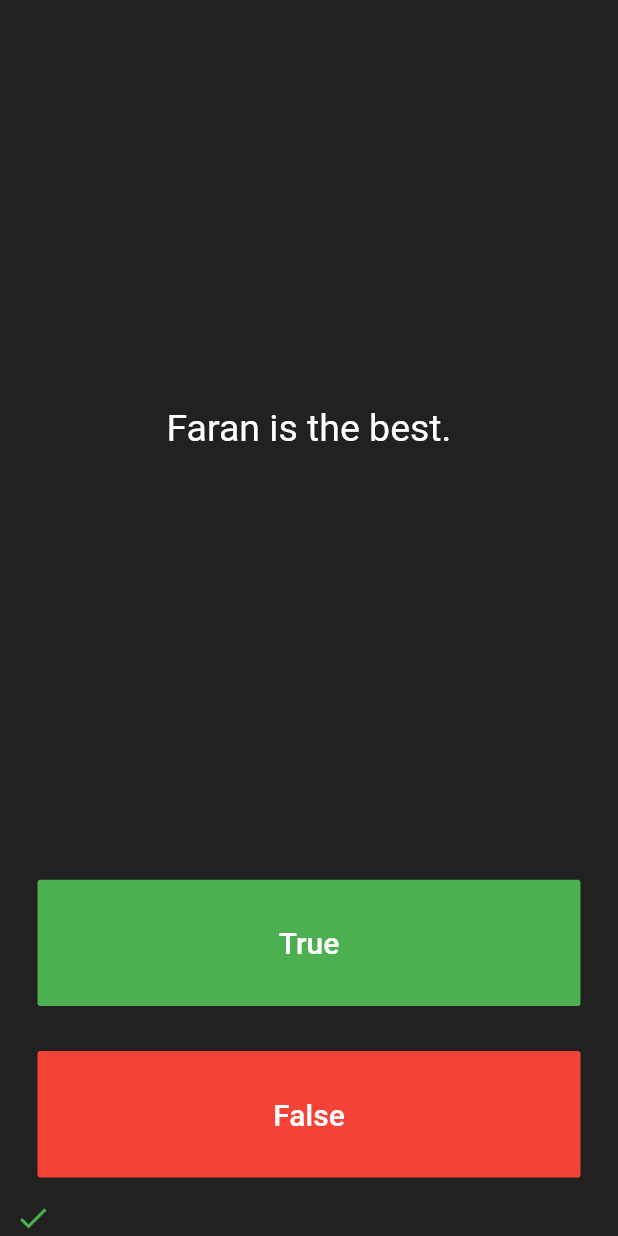
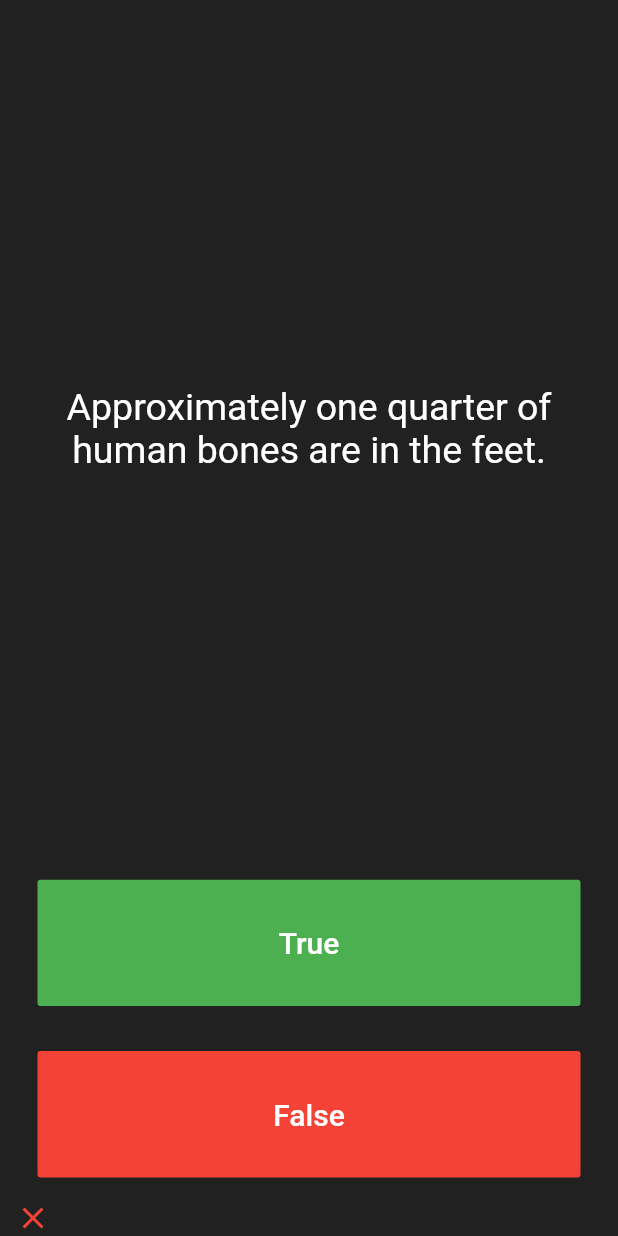
Before and after one commit to Faranheit15/quizzler, a Flutter app: the screen it shows after launch, after a tap on "True", on a phone screen of 412 x 824 dp. Run offline on Flutter 3.47's test engine with Material 2 defaults, Android fonts, the phone set to English and light mode, and no system bars; our stand-ins replace rflutter_alert.

Commit message:
Project completed

```diff
--- /dev/null
+++ b/lib/brain_quiz.dart
@@ -0,0 +1,42 @@
+import 'question.dart';
+class QuizBrain {
+  int _questionNumber=0;
+  List<Question> _questionBank=[
+    Question(q: 'You can lead a cow down stairs but not up stairs.',a:  false),
+    Question(q: 'Approximately one quarter of human bones are in the feet.',a:  true),
+    Question(q: 'A slug\'s blood is green.',a:  true),
+    Question(q: 'Buzz Aldrin\'s mother\'s maiden name was \"Moon\".', a:true),
+    Question(q: 'It is illegal to pee in the Ocean in Portugal.', a:true),
+    Question(q: 'No piece of square dry paper can be folded in half more than 7 times.', a:false),
+    Question(q: 'In London, UK, if you happen to die in the House of Parliament, you are technically entitled to a state funeral, because the building is considered too sacred a place.', a:true),
+    Question(q: 'The loudest sound produced by any animal is 188 decibels. That animal is the African Elephant.',a:  false),
+    Question(q: 'The total surface area of two human lungs is approximately 70 square metres.',a:  true),
+    Question(q: 'Google was originally called \"Backrub\".',a:  true),
+    Question(q: 'Chocolate affects a dog\'s heart and nervous system; a few ounces are enough to kill a small dog.',a:  true),
+    Question(q: 'In West Virginia, USA, if you accidentally hit an animal with your car, you are free to take it home to eat.',a:  true),
+  ];
+  void nextQuestion() {
+    if(_questionNumber<_questionBank.length-1)
+      _questionNumber++;
+  }
+
+  String getQuestionText() {
+    return _questionBank[_questionNumber].questionText;
+  }
+  bool getCorrectAnswer() {
+    return _questionBank[_questionNumber].questionAnswer;
+  }
+  bool isFinished() {
+    if (_questionNumber >= _questionBank.length - 1) {
+      print('Now returning true');
+      return true;
+
+    } else {
+      return false;
+    }
+  }
+
+  void reset() {
+    _questionNumber = 0;
+  }
+}
--- a/lib/main.dart
+++ b/lib/main.dart
@@ -1,4 +1,8 @@
 import 'package:flutter/material.dart';
+import 'brain_quiz.dart';
+import 'package:rflutter_alert/rflutter_alert.dart';
+
+QuizBrain quizBrain=QuizBrain();
 
 void main() => runApp(Quizzler());
 
@@ -28,6 +32,31 @@ class _QuizPageState extends State<QuizPage> {
   List<Icon> scoreKeeper=[
   ];
 
+  void checkAnswer(bool userPickedAnswer) {
+    bool correctAnswer=quizBrain.getCorrectAnswer();
+    setState(() {
+      if (quizBrain.isFinished() == true) {
+        Alert(
+          context: context,
+          title: 'Finished!',
+          desc: 'You\'ve reached the end of the quiz.',
+        ).show();
+        quizBrain.reset();
+        scoreKeeper = [];
+      }
+      else {
+        if (userPickedAnswer == correctAnswer)
+          scoreKeeper.add(Icon(Icons.check, color: Colors.green,));
+        else
+          scoreKeeper.add(Icon(Icons.close, color: Colors.red,));
+
+        quizBrain.nextQuestion();
+      }
+    });
+  }
+
+  int questionNumber=0;
+
   @override
   Widget build(BuildContext context) {
     return Column(
@@ -40,7 +69,7 @@ class _QuizPageState extends State<QuizPage> {
             padding: EdgeInsets.all(10.0),
             child: Center(
               child: Text(
-                'Faran is the best.',
+                quizBrain.getQuestionText(),
                 textAlign: TextAlign.center,
                 style: TextStyle(
                   fontSize: 25.0,
@@ -64,11 +93,7 @@ class _QuizPageState extends State<QuizPage> {
                 ),
               ),
               onPressed: () {
-                setState(() {
-                  scoreKeeper.add(
-                    Icon(Icons.check, color: Colors.green,),
-                  );
-                });
+                checkAnswer(true);
               },
             ),
           ),
@@ -86,7 +111,7 @@ class _QuizPageState extends State<QuizPage> {
                 ),
               ),
               onPressed: () {
-                //The user picked false.
+                checkAnswer(false);
               },
             ),
           ),
--- /dev/null
+++ b/lib/question.dart
@@ -0,0 +1,9 @@
+class Question {
+  String questionText;
+  bool questionAnswer;
+
+  Question({String q, bool a}) {
+    questionText=q;
+    questionAnswer=a;
+  }
+}
```
Also changed, not shown: pubspec.yaml (+3 -59 lines), pubspec.lock.
